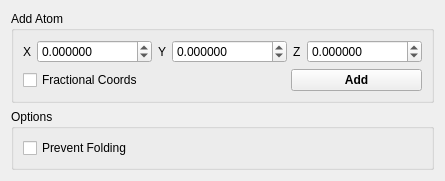
Old version of the form branches/nugui/src/gui/build.ui in the repository trisyoungs/aten.
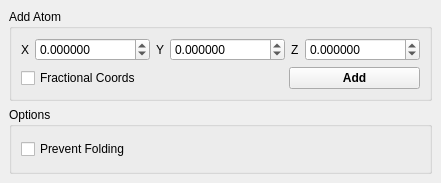
New version of the form. Icons and pictures are not drawn.

Commit message: Converted some GUI windows to their DockWidget equivalents. Added ToolboxWidget to replace old 'stack' toolbar. Removed splitter and messagebox from main window, leaving only ViewFrame behind. Removed ttabbar.uih from repo. Renamed celldefine* to celldefinition* for consistency. Removed old src/gui/wintemplate.h from repo.

```diff
--- a/branches/nugui/src/gui/build.ui
+++ b/branches/nugui/src/gui/build.ui
@@ -1,12 +1,12 @@
 <ui version="4.0">
- <class>BuildDialog</class>
- <widget class="QDialog" name="BuildDialog">
+ <class>BuildWidget</class>
+ <widget class="QDockWidget" name="BuildWidget">
   <property name="geometry">
    <rect>
     <x>0</x>
     <y>0</y>
-    <width>318</width>
-    <height>178</height>
+    <width>219</width>
+    <height>183</height>
    </rect>
   </property>
   <property name="windowTitle">
@@ -16,6 +16,10 @@
    <iconset resource="icons.qrc">
     <normaloff>:/stackicons/icons/stack_build.svg</normaloff>:/stackicons/icons/stack_build.svg</iconset>
   </property>
+  <property name="windowTitle">
+   <string>Build Tools</string>
+  </property>
+  <widget class="QWidget" name="dockWidgetContents">
   <layout class="QVBoxLayout" name="verticalLayout_3">
    <item>
     <widget class="QGroupBox" name="AddAtomGroup">
@@ -201,6 +205,7 @@
     </widget>
    </item>
   </layout>
+  </widget>
  </widget>
  <resources>
   <include location="icons.qrc"/>
```
Left out of the diff: 4 changed lines with no effect on the pictures. Lines whose indentation alone changed are shown as unchanged. The commit also changes 15 other files.
